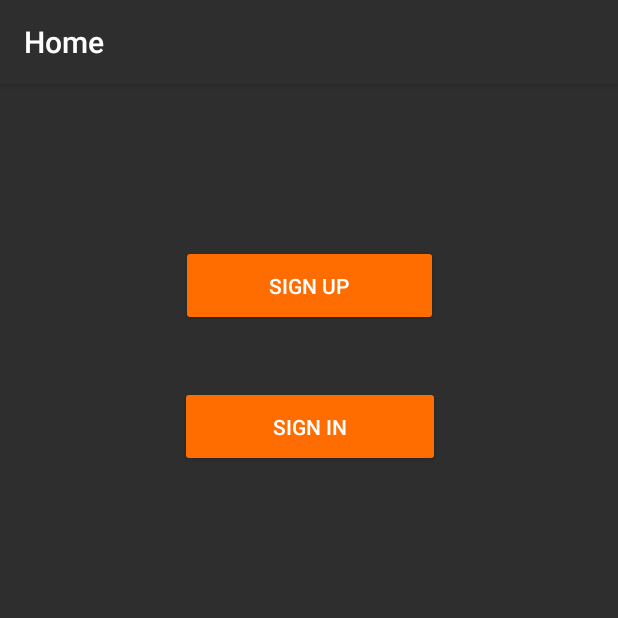
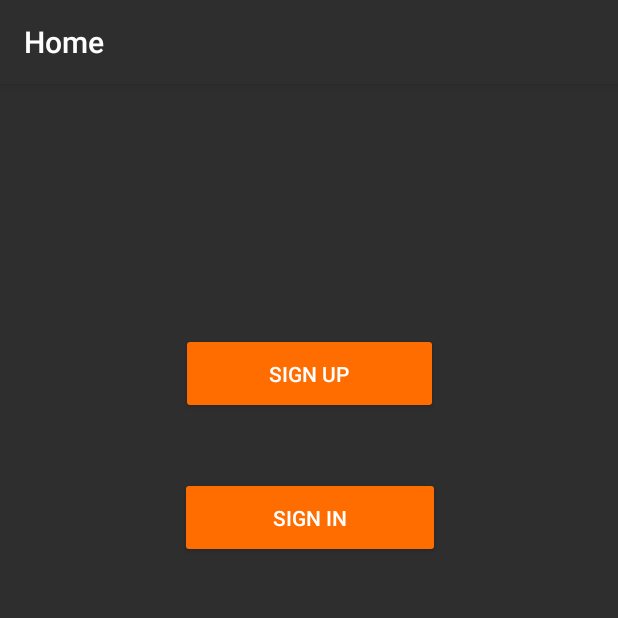
Before and after one commit to shadxx7/College_Rhino, an Android app: the AuthActivity screen opened directly, with no data from a screen before it, on a phone screen of 412 x 824 dp, the top half of it. Run offline under Robolectric (Android 15) with nearby library versions, the phone set to English and light mode, and no system bars; our stand-ins replace Firebase (no records; nobody signed in at launch, a user with empty details on screens opened directly).

Commit message:
ui changes

```diff
--- a/MyApplication/app/src/main/res/layout/activity_auth.xml
+++ b/MyApplication/app/src/main/res/layout/activity_auth.xml
@@ -15,7 +15,7 @@
         style="@style/Widget.AppCompat.Button.Colored"
         android:layout_width="173dp"
         android:layout_height="54dp"
-        android:layout_marginTop="40dp"
+        android:layout_marginTop="42dp"
         android:text="SIGN IN"
         app:layout_constraintHorizontal_bias="0.502"
         app:layout_constraintLeft_toLeftOf="parent"
@@ -29,12 +29,11 @@
         android:layout_height="54dp"
         android:layout_marginLeft="8dp"
         android:layout_marginRight="8dp"
-        android:layout_marginTop="107dp"
+        android:layout_marginTop="166dp"
         android:elevation="@android:dimen/app_icon_size"
         android:text="Sign Up"
         app:layout_constraintHorizontal_bias="0.502"
         app:layout_constraintLeft_toLeftOf="parent"
         app:layout_constraintRight_toRightOf="parent"
         app:layout_constraintTop_toTopOf="parent" />
-
 </android.support.constraint.ConstraintLayout>
--- a/MyApplication/app/src/main/res/values/strings.xml
+++ b/MyApplication/app/src/main/res/values/strings.xml
@@ -1,5 +1,5 @@
 <resources>
-    <string name="app_name">EduConnect</string>
+    <string name="app_name">College Rhino</string>
 
     <!-- TODO: Remove or change this placeholder text -->
     <string name="hello_blank_fragment">Hello blank fragment</string>
```
Also changed, not shown: MyApplication/app/src/main/res/drawable/round_buttons.xml (added, +21 -0 lines), MyApplication/app/src/main/res/drawable/scholarships.png (added), 1 other file.
